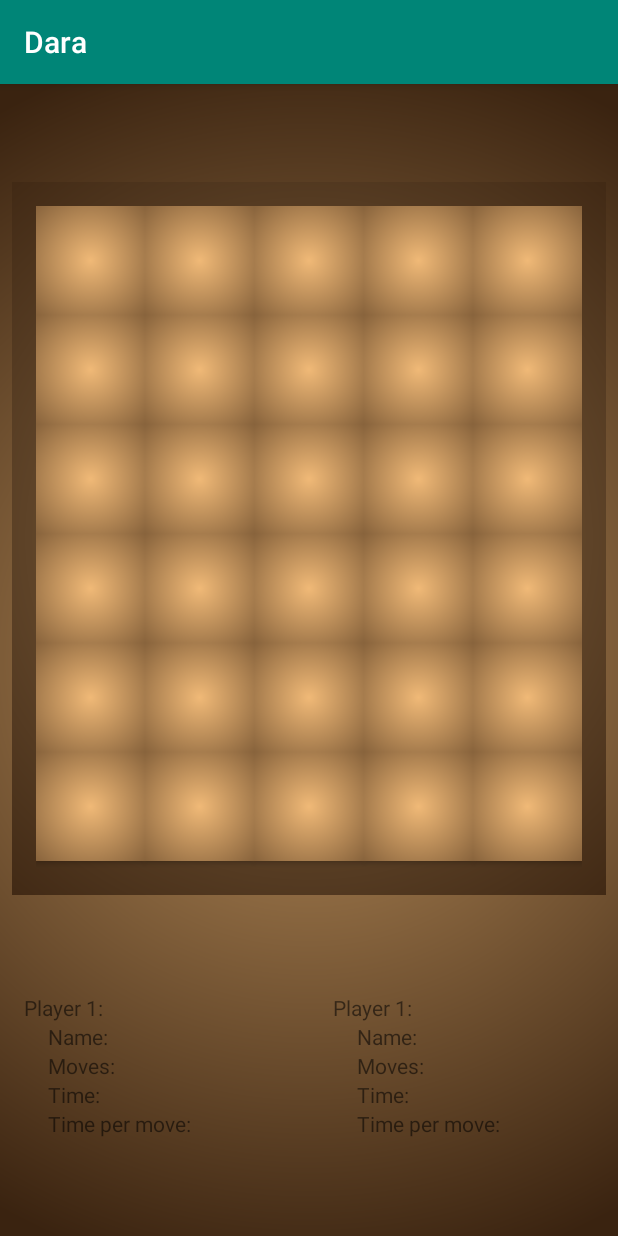
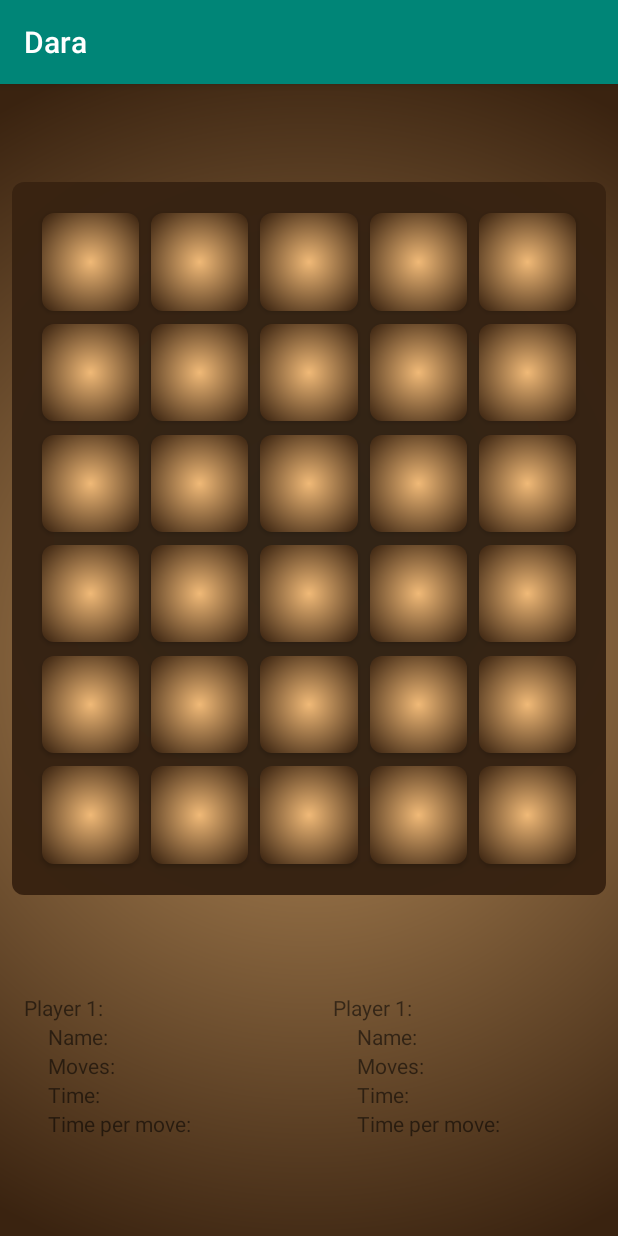
Before and after one commit to kilpkonn/Dara, an Android app: the screen it shows after launch (MainActivity), on a phone screen of 412 x 824 dp. Run offline under Robolectric (Android 15) with nearby library versions, the phone set to English and light mode, and no system bars.

Commit message:
Fix game board spacing

```diff
--- a/app/src/main/res/drawable/button_gradient.xml
+++ b/app/src/main/res/drawable/button_gradient.xml
@@ -5,5 +5,7 @@
         android:type="radial"
         android:startColor="#F0B977"
         android:endColor="#3A2310"
-        android:gradientRadius="90dp"/>
+        android:gradientRadius="45dp"/>
+
+    <corners android:radius="@dimen/small_margin"/>
 </shape>
--- a/app/src/main/res/drawable/game_board_background.xml
+++ b/app/src/main/res/drawable/game_board_background.xml
@@ -3,7 +3,8 @@
     android:shape="rectangle">
     <gradient
         android:type="radial"
-        android:startColor="#8A6A45"
+        android:startColor="#312417"
         android:endColor="#3A2310"
         android:gradientRadius="340dp"/>
+    <corners android:radius="@dimen/small_margin"/>
 </shape>
--- a/app/src/main/res/layout/game_board.xml
+++ b/app/src/main/res/layout/game_board.xml
@@ -321,10 +321,11 @@
 
     <Button
         android:id="@+id/btn_0A"
+        style="@style/game_board_button"
         android:layout_width="0dp"
         android:layout_height="0dp"
-        android:layout_marginStart="0dp"
-        style="@style/game_board_button"
+        android:layout_marginTop="28dp"
+        app:layout_constraintBottom_toBottomOf="parent"
         app:layout_constraintDimensionRatio="1:1"
         app:layout_constraintEnd_toStartOf="@+id/btn_0B"
         app:layout_constraintHorizontal_bias="0.5"
@@ -333,9 +334,10 @@
 
     <Button
         android:id="@+id/btn_0B"
+        style="@style/game_board_button"
         android:layout_width="0dp"
         android:layout_height="0dp"
-        style="@style/game_board_button"
+        app:layout_constraintBottom_toBottomOf="parent"
         app:layout_constraintDimensionRatio="1:1"
         app:layout_constraintEnd_toStartOf="@+id/btn_0C"
         app:layout_constraintHorizontal_bias="0.5"
@@ -344,9 +346,10 @@
 
     <Button
         android:id="@+id/btn_0C"
+        style="@style/game_board_button"
         android:layout_width="0dp"
         android:layout_height="0dp"
-        style="@style/game_board_button"
+        app:layout_constraintBottom_toBottomOf="parent"
         app:layout_constraintDimensionRatio="1:1"
         app:layout_constraintEnd_toStartOf="@+id/btn_0D"
         app:layout_constraintHorizontal_bias="0.5"
@@ -355,9 +358,10 @@
 
     <Button
         android:id="@+id/btn_0D"
+        style="@style/game_board_button"
         android:layout_width="0dp"
         android:layout_height="0dp"
-        style="@style/game_board_button"
+        app:layout_constraintBottom_toBottomOf="parent"
         app:layout_constraintDimensionRatio="1:1"
         app:layout_constraintEnd_toStartOf="@+id/btn_0E"
         app:layout_constraintHorizontal_bias="0.5"
@@ -366,10 +370,10 @@
 
     <Button
         android:id="@+id/btn_0E"
+        style="@style/game_board_button"
         android:layout_width="0dp"
         android:layout_height="0dp"
-        android:layout_marginEnd="0dp"
-        style="@style/game_board_button"
+        app:layout_constraintBottom_toBottomOf="parent"
         app:layout_constraintDimensionRatio="1:1"
         app:layout_constraintEnd_toEndOf="parent"
         app:layout_constraintHorizontal_bias="0.5"
--- a/app/src/main/res/values/dimens.xml
+++ b/app/src/main/res/values/dimens.xml
@@ -4,4 +4,5 @@
     <dimen name="tabbed_margin">32dp</dimen>
     <dimen name="stats_line_margin">0dp</dimen>
     <dimen name="small_margin">8dp</dimen>
+    <dimen name="button_margin">4dp</dimen>
 </resources>
--- a/app/src/main/res/values/styles.xml
+++ b/app/src/main/res/values/styles.xml
@@ -22,6 +22,7 @@
 
     <style name="game_board_button">
         <item name="android:background">@drawable/button_gradient</item>
+        <item name="android:layout_margin">@dimen/button_margin</item>
     </style>
 
 </resources>
```
